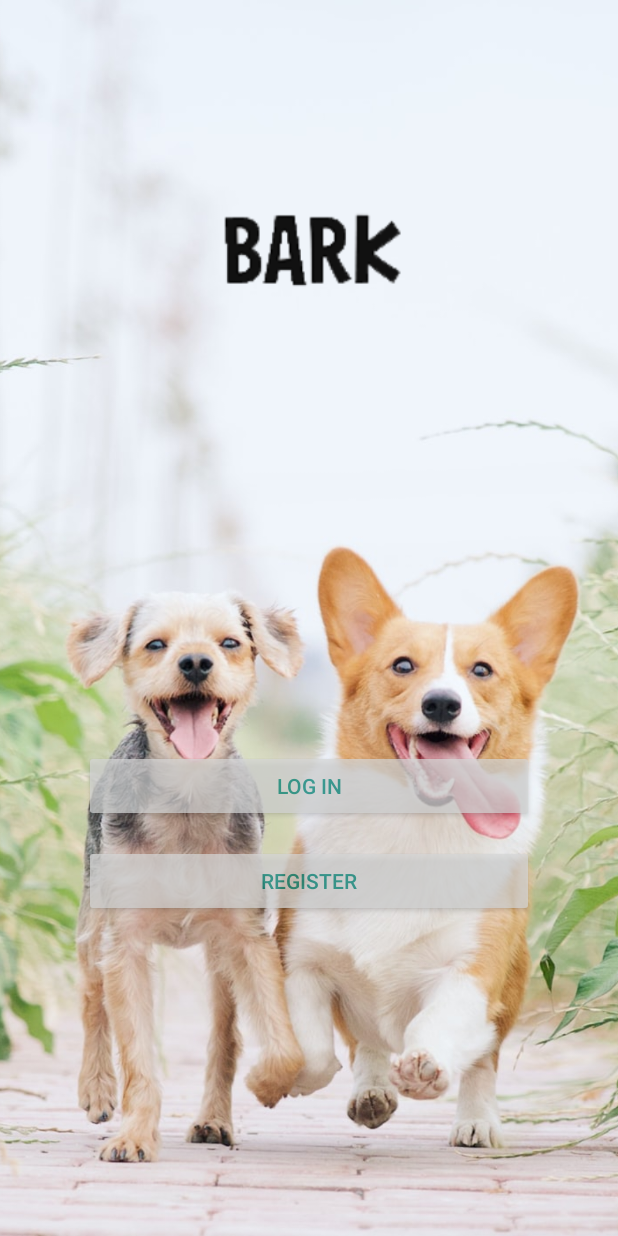
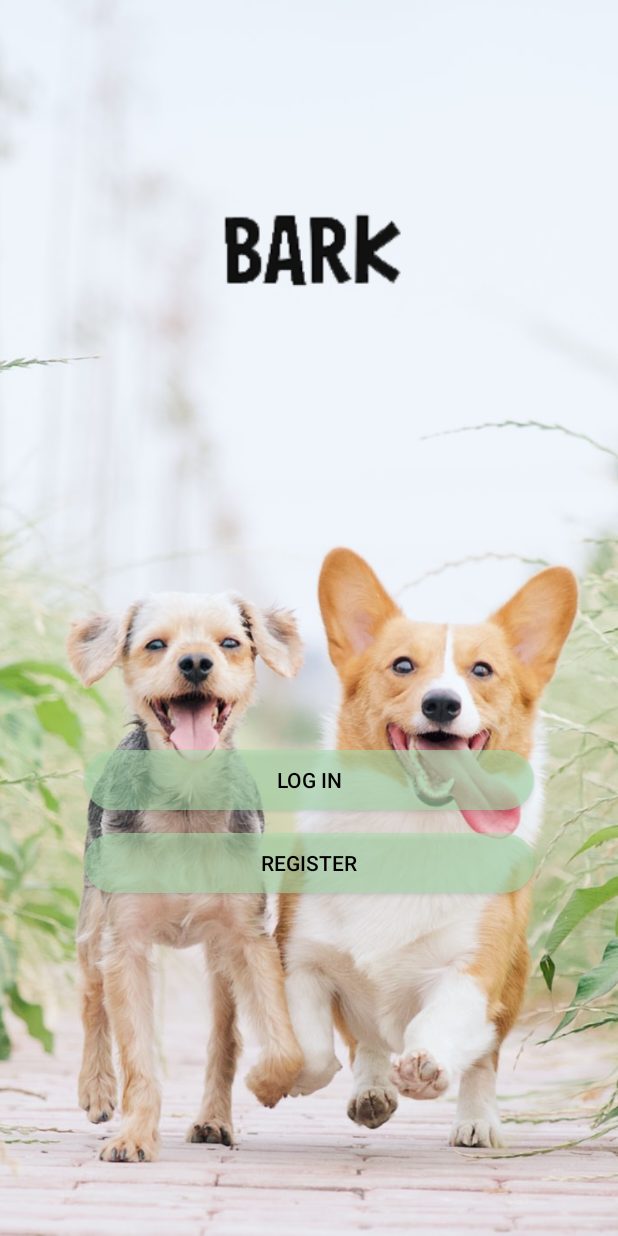
Before and after one commit to CSUMB-Codepath-Group1/barkAndroidAPP, an Android app: the screen it shows after launch (StartActivity), on a phone screen of 412 x 824 dp. Run offline under Robolectric (Android 15) with nearby library versions, the phone set to English and light mode, and no system bars; our stand-ins replace Firebase (no records; nobody signed in at launch, a user with empty details on screens opened directly).

Commit message:
style added to buttons

```diff
--- /dev/null
+++ b/app/src/main/res/drawable/custom_button.xml
@@ -0,0 +1,6 @@
+<?xml version="1.0" encoding="utf-8"?>
+<shape xmlns:android="http://schemas.android.com/apk/res/android" android:shape="rectangle">
+    <solid android:color="#90AADDAD"/>
+
+    <corners android:radius="50dp"/>
+</shape>
--- a/app/src/main/res/layout/activity_login.xml
+++ b/app/src/main/res/layout/activity_login.xml
@@ -44,12 +44,12 @@
         android:layout_centerHorizontal="true"
         android:layout_below="@+id/password"
         android:layout_width="300dp"
-        android:layout_height="wrap_content"
+        android:layout_height="40dp"
         android:layout_marginTop="15dp"
         android:text="Log in"
         android:id="@+id/login"
-        android:textColor="@color/colorPrimary"
-        android:alpha="0.7"
+        android:textColor="#000000"
+        android:background="@drawable/custom_button"
         />
 
     <TextView
--- a/app/src/main/res/layout/activity_register.xml
+++ b/app/src/main/res/layout/activity_register.xml
@@ -61,14 +61,14 @@
 
     <Button
         android:layout_width="300dp"
-        android:layout_height="wrap_content"
+        android:layout_height="40dp"
         android:layout_centerHorizontal="true"
         android:layout_marginTop="15dp"
         android:text="Register"
         android:id="@+id/register"
-        android:textColor="@color/colorPrimary"
         android:layout_below="@+id/password"
-        android:alpha="0.7"
+        android:textColor="#000000"
+        android:background="@drawable/custom_button"
         />
 
     <TextView
--- a/app/src/main/res/layout/activity_start.xml
+++ b/app/src/main/res/layout/activity_start.xml
@@ -51,23 +51,23 @@
 
     <Button
         android:layout_width="300dp"
-        android:layout_height="wrap_content"
+        android:layout_height="40dp"
         android:layout_centerHorizontal="true"
         android:layout_marginTop="300dp"
         android:text="Log in"
         android:id="@+id/login"
         android:layout_below="@+id/logo"
-        android:textColor="@color/colorPrimary"
-        android:alpha="0.7" />
+        android:textColor="#000000"
+        android:background="@drawable/custom_button"/>
     <Button
         android:text="Register"
         android:id="@+id/register"
         android:layout_width="300dp"
-        android:layout_height="wrap_content"
+        android:layout_height="40dp"
         android:layout_centerHorizontal="true"
         android:layout_marginTop="15dp"
         android:layout_below="@+id/login"
-        android:textColor="@color/colorPrimary"
-        android:alpha="0.7"/>
+        android:textColor="#000000"
+        android:background="@drawable/custom_button"/>
 
 </RelativeLayout>
--- a/app/src/main/res/menu/menu_bottom_navigation.xml
+++ b/app/src/main/res/menu/menu_bottom_navigation.xml
@@ -10,7 +10,7 @@
     <item
         android:id="@+id/action_compose"
         android:icon="@android:drawable/ic_menu_edit"
-        android:title="Compose"
+        android:title="Events"
         app:showAsAction="always" />
     <item
         android:id="@+id/action_profile"
```
